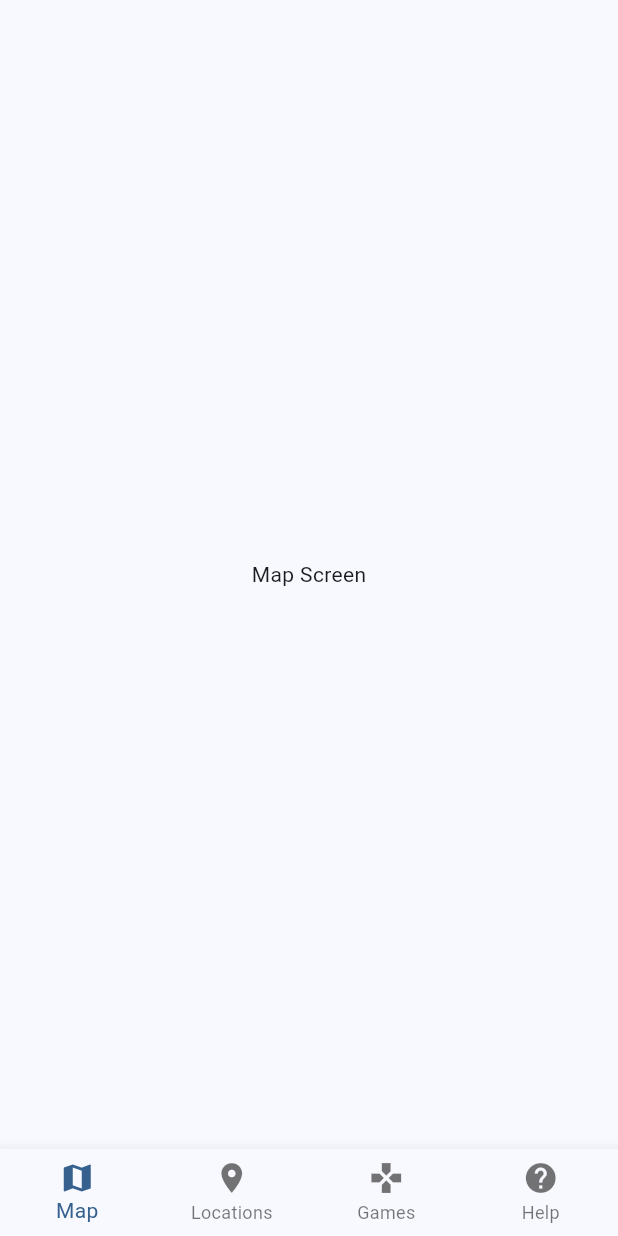
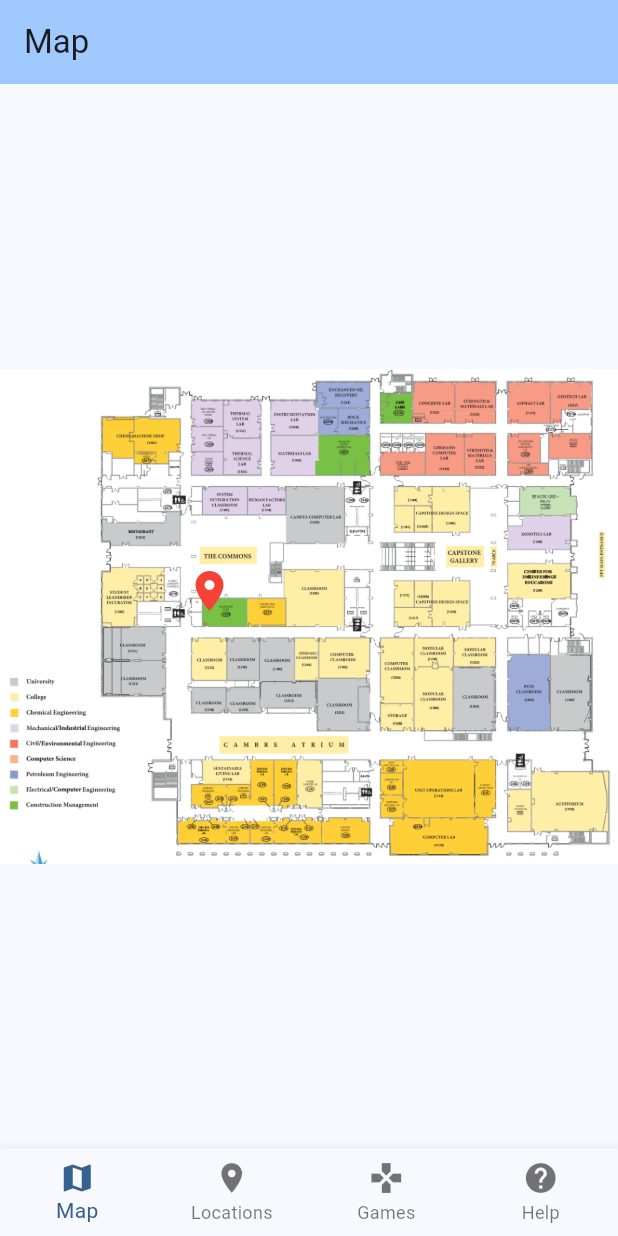
Before and after one commit to mpinel6/CSC4330ScavengerHunt_Rework, a Flutter app: the screen it shows after launch, on a phone screen of 412 x 824 dp. Run offline on Flutter 3.47's test engine with Material 3 defaults, Android fonts, the phone set to English and light mode, and no system bars.

Commit message:
Added map picture. Made it scrollable, zoomable, and maintains icon location.

```diff
--- a/lib/main.dart
+++ b/lib/main.dart
@@ -74,13 +74,73 @@
   }
 }
 
-class MapScreen extends StatelessWidget {
+class MapScreen extends StatefulWidget {
   const MapScreen({super.key});
 
   @override
+  State<MapScreen> createState() => _MapScreenState();
+}
+
+class _MapScreenState extends State<MapScreen> {
+  final TransformationController _transformationController =
+      TransformationController();
+
+  // Assume your PNG is 1000x800, use actual width:height ratio
+  final double _imageAspectRatio = 1000 / 800;
+
+  @override
   Widget build(BuildContext context) {
-    return const Center(
-      child: Text('Map Screen'),
+    return Scaffold(
+      appBar: AppBar(
+        title: const Text('Map'),
+        backgroundColor: Theme.of(context).colorScheme.inversePrimary,
+      ),
+      body: Center(
+        child: InteractiveViewer(
+          transformationController: _transformationController,
+          boundaryMargin: const EdgeInsets.all(100.0),
+          minScale: 0.5,
+          maxScale: 4.0,
+          child: Column(
+            mainAxisSize: MainAxisSize.min,
+            children: [
+              const SizedBox(height: 150),
+              AspectRatio(
+                aspectRatio: _imageAspectRatio,
+                child: LayoutBuilder(
+                  builder: (context, constraints) {
+                    final width = constraints.maxWidth;
+                    final height = constraints.maxHeight;
+
+                    return Stack(
+                      children: [
+                        SizedBox(
+                          width: width,
+                          height: height,
+                          child: Image.asset(
+                            'assets/images/pftmap.png',
+                            fit: BoxFit.fill,
+                          ),
+                        ),
+                        Positioned(
+                          left: width * 0.3,
+                          top: height * 0.4,
+                          child: const Icon(
+                            Icons.location_on,
+                            color: Colors.red,
+                            size: 32,
+                          ),
+                        ),
+                      ],
+                    );
+                  },
+                ),
+              ),
+              const SizedBox(height: 150),
+            ],
+          ),
+        ),
+      ),
     );
   }
 }
--- a/pubspec.yaml
+++ b/pubspec.yaml
@@ -58,8 +58,8 @@ flutter:
   uses-material-design: true
 
   # To add assets to your application, add an assets section, like this:
-  # assets:
-  #   - images/a_dot_burr.jpeg
+  assets:
+   - assets/images/pftmap.png
   #   - images/a_dot_ham.jpeg
 
   # An image asset can refer to one or more resolution-specific "variants", see
```
Also changed, not shown: assets/images/pftmap.png (added).
